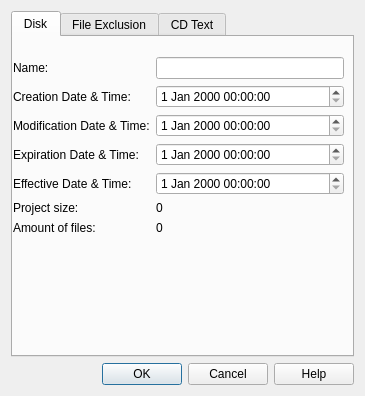
Before: the Qt Designer form src/dialogs/vdiskpropertydialog.ui in ognif/diskbutler, drawn with Qt 5.
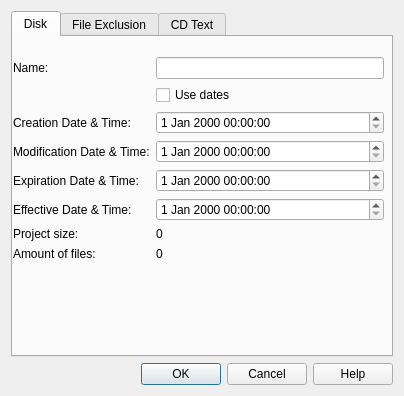
After: the same form once the commit is applied. The open tabs and pages were chosen to show the change.

```diff
--- a/src/dialogs/vdiskpropertydialog.ui
+++ b/src/dialogs/vdiskpropertydialog.ui
@@ -6,7 +6,7 @@
    <rect>
     <x>0</x>
     <y>0</y>
-    <width>365</width>
+    <width>404</width>
     <height>396</height>
    </rect>
   </property>
@@ -61,8 +61,8 @@
         <rect>
          <x>0</x>
          <y>20</y>
-         <width>331</width>
-         <height>229</height>
+         <width>371</width>
+         <height>250</height>
         </rect>
        </property>
        <layout class="QFormLayout" name="formLayout">
@@ -76,70 +76,70 @@
         <item row="0" column="1">
          <widget class="QLineEdit" name="editName"/>
         </item>
-        <item row="1" column="0">
+        <item row="2" column="0">
          <widget class="QLabel" name="label_2">
           <property name="text">
            <string>Creation Date &amp; Time:</string>
           </property>
          </widget>
         </item>
-        <item row="1" column="1">
+        <item row="2" column="1">
          <widget class="QDateTimeEdit" name="dateTimeCreation">
           <property name="enabled">
            <bool>true</bool>
           </property>
          </widget>
         </item>
-        <item row="2" column="0">
+        <item row="3" column="0">
          <widget class="QLabel" name="label_3">
           <property name="text">
            <string>Modification Date &amp; Time:</string>
           </property>
          </widget>
         </item>
-        <item row="2" column="1">
+        <item row="3" column="1">
          <widget class="QDateTimeEdit" name="dateTimeMdification">
           <property name="enabled">
            <bool>true</bool>
           </property>
          </widget>
         </item>
-        <item row="3" column="0">
+        <item row="4" column="0">
          <widget class="QLabel" name="label_4">
           <property name="text">
            <string>Expiration Date &amp; Time:</string>
           </property>
          </widget>
         </item>
-        <item row="3" column="1">
+        <item row="4" column="1">
          <widget class="QDateTimeEdit" name="dateTimeExpiration">
           <property name="enabled">
            <bool>true</bool>
           </property>
          </widget>
         </item>
-        <item row="4" column="0">
+        <item row="5" column="0">
          <widget class="QLabel" name="label_5">
           <property name="text">
            <string>Effective Date &amp; Time:</string>
           </property>
          </widget>
         </item>
-        <item row="4" column="1">
+        <item row="5" column="1">
          <widget class="QDateTimeEdit" name="dateTimeEffective">
           <property name="enabled">
            <bool>true</bool>
           </property>
          </widget>
         </item>
-        <item row="5" column="0">
+        <item row="6" column="0">
          <widget class="QLabel" name="label_6">
           <property name="text">
            <string>Project size:</string>
           </property>
          </widget>
         </item>
-        <item row="5" column="1">
+        <item row="6" column="1">
          <widget class="QLabel" name="labelSize">
           <property name="text">
            <string>0</string>
@@ -149,20 +149,27 @@
           </property>
          </widget>
         </item>
-        <item row="6" column="0">
+        <item row="7" column="0">
          <widget class="QLabel" name="label_7">
           <property name="text">
            <string>Amount of files:</string>
           </property>
          </widget>
         </item>
-        <item row="6" column="1">
+        <item row="7" column="1">
          <widget class="QLabel" name="labelFiles">
           <property name="text">
            <string>0</string>
           </property>
          </widget>
         </item>
+        <item row="1" column="1">
+         <widget class="QCheckBox" name="dateUsage">
+          <property name="text">
+           <string>Use dates</string>
+          </property>
+         </widget>
+        </item>
        </layout>
       </widget>
      </widget>
```
Left out of the diff: 2 changed lines with no effect on the pictures.
